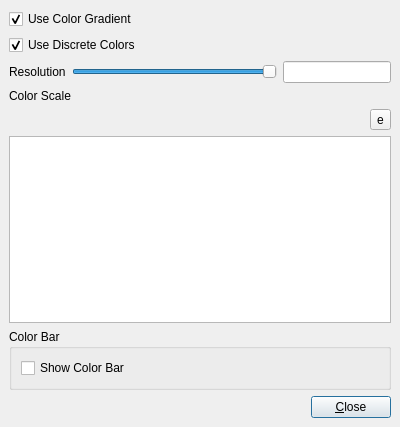
Before: the Qt Designer form Qt/Components/Resources/UI/pqColorMapEditor.ui in wildmichael/ParaView3-enhancements-old, drawn with Qt 5.
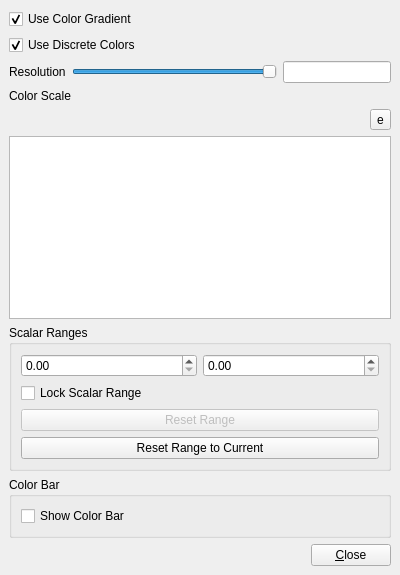
After: the same form once the commit is applied. Custom widgets are drawn as their Qt base class.

Commit message: ENH: Added GUI to edit/lock/rest scalar ranges for a lookup table.

Patch:
```diff
--- a/Qt/Components/Resources/UI/pqColorMapEditor.ui
+++ b/Qt/Components/Resources/UI/pqColorMapEditor.ui
@@ -9,7 +9,7 @@
     <x>0</x>
     <y>0</y>
     <width>400</width>
-    <height>427</height>
+    <height>575</height>
    </rect>
   </property>
   <property name="windowTitle" >
@@ -170,6 +170,61 @@
      </property>
     </widget>
    </item>
+   <item>
+    <widget class="QGroupBox" name="groupBox_2" >
+     <property name="title" >
+      <string>Scalar Ranges</string>
+     </property>
+     <layout class="QVBoxLayout" >
+      <property name="margin" >
+       <number>9</number>
+      </property>
+      <property name="spacing" >
+       <number>6</number>
+      </property>
+      <item>
+       <layout class="QHBoxLayout" >
+        <property name="margin" >
+         <number>0</number>
+        </property>
+        <property name="spacing" >
+         <number>6</number>
+        </property>
+        <item>
+         <widget class="QDoubleSpinBox" name="ScalarRangeMin" />
+        </item>
+        <item>
+         <widget class="QDoubleSpinBox" name="ScalarRangeMax" />
+        </item>
+       </layout>
+      </item>
+      <item>
+       <widget class="QCheckBox" name="LockScalarRange" >
+        <property name="text" >
+         <string>Lock Scalar Range</string>
+        </property>
+       </widget>
+      </item>
+      <item>
+       <widget class="QPushButton" name="ResetScalarRange" >
+        <property name="enabled" >
+         <bool>false</bool>
+        </property>
+        <property name="text" >
+         <string>Reset Range</string>
+        </property>
+       </widget>
+      </item>
+      <item>
+       <widget class="QPushButton" name="ResetScalarRangeToCurrent" >
+        <property name="text" >
+         <string>Reset Range to Current</string>
+        </property>
+       </widget>
+      </item>
+     </layout>
+    </widget>
+   </item>
    <item>
     <widget class="QGroupBox" name="groupBox" >
      <property name="title" >
```
The commit also changes 4 other files.
